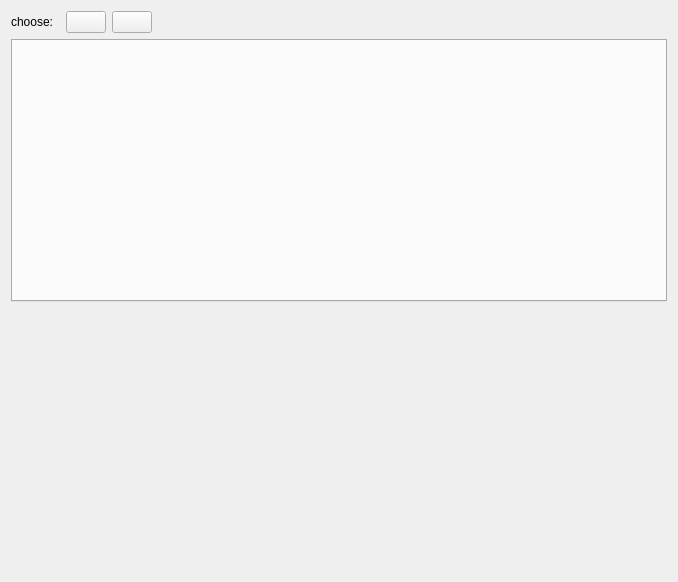
This is Plugins/org.mitk.gui.qt.cmdlinemodules/src/internal/CommandLineModulesViewControls.ui in MITK/MITK as Qt 5 draws it before an edit. The edited form follows.
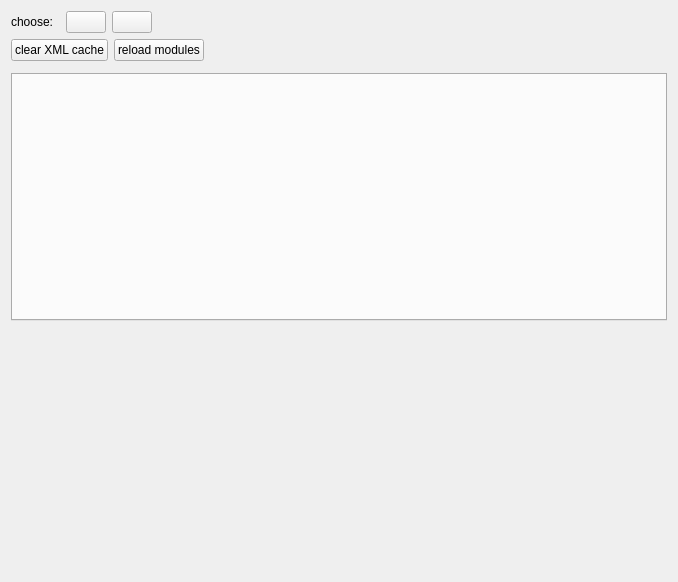
This is the edited form. Custom widgets are drawn as their Qt base class.

Commit message: Implement CLI 'show advanced widgets'

What changed in the file:
```diff
--- a/Plugins/org.mitk.gui.qt.cmdlinemodules/src/internal/CommandLineModulesViewControls.ui
+++ b/Plugins/org.mitk.gui.qt.cmdlinemodules/src/internal/CommandLineModulesViewControls.ui
@@ -19,9 +19,11 @@
   <property name="windowTitle">
    <string>QmitkTemplate</string>
   </property>
+  <layout class="QHBoxLayout" name="horizontalLayout_3">
+   <item>
   <layout class="QVBoxLayout" name="verticalLayout">
    <item>
-    <layout class="QHBoxLayout" name="m_HorizontalLayout">
+      <layout class="QHBoxLayout" name="horizontalLayout">
      <item>
       <widget class="QLabel" name="m_ChooseLabel">
        <property name="sizePolicy">
@@ -88,6 +90,47 @@
      </item>
     </layout>
    </item>
+     <item>
+      <layout class="QHBoxLayout" name="horizontalLayout_2">
+       <item>
+        <widget class="QPushButton" name="m_ClearXMLCache">
+         <property name="text">
+          <string>clear XML cache</string>
+         </property>
+        </widget>
+       </item>
+       <item>
+        <widget class="QPushButton" name="m_ReloadModules">
+         <property name="text">
+          <string>reload modules</string>
+         </property>
+        </widget>
+       </item>
+       <item>
+        <spacer name="horizontalSpacer">
+         <property name="orientation">
+          <enum>Qt::Horizontal</enum>
+         </property>
+         <property name="sizeHint" stdset="0">
+          <size>
+           <width>40</width>
+           <height>20</height>
+          </size>
+         </property>
+        </spacer>
+       </item>
+      </layout>
+     </item>
+     <item>
+      <widget class="QWidget" name="m_RunningWidgets" native="true">
+       <property name="sizePolicy">
+        <sizepolicy hsizetype="Preferred" vsizetype="Preferred">
+         <horstretch>0</horstretch>
+         <verstretch>0</verstretch>
+        </sizepolicy>
+       </property>
+      </widget>
+     </item>
    <item>
     <widget class="QTabWidget" name="m_TabWidget">
      <property name="currentIndex">
@@ -98,16 +141,6 @@
      </property>
     </widget>
    </item>
-   <item>
-    <widget class="QWidget" name="m_RunningWidgets" native="true">
-     <property name="sizePolicy">
-      <sizepolicy hsizetype="Preferred" vsizetype="Preferred">
-       <horstretch>0</horstretch>
-       <verstretch>0</verstretch>
-      </sizepolicy>
-     </property>
-    </widget>
-   </item>
    <item>
     <spacer name="verticalSpacer">
      <property name="orientation">
@@ -122,6 +155,8 @@
     </spacer>
    </item>
   </layout>
+   </item>
+  </layout>
  </widget>
  <layoutdefault spacing="6" margin="11"/>
  <customwidgets>
```
Left out of the diff: 4 changed lines with no effect on the pictures. Lines whose indentation alone changed are shown as unchanged. The commit also changes 3 other files.
